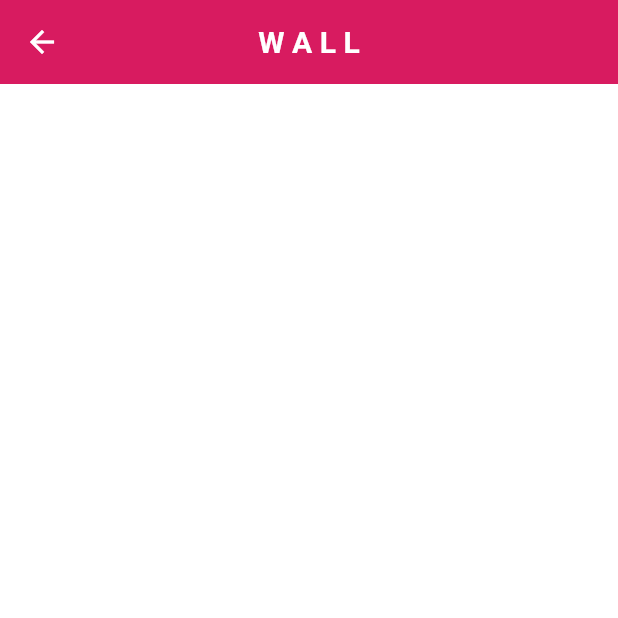
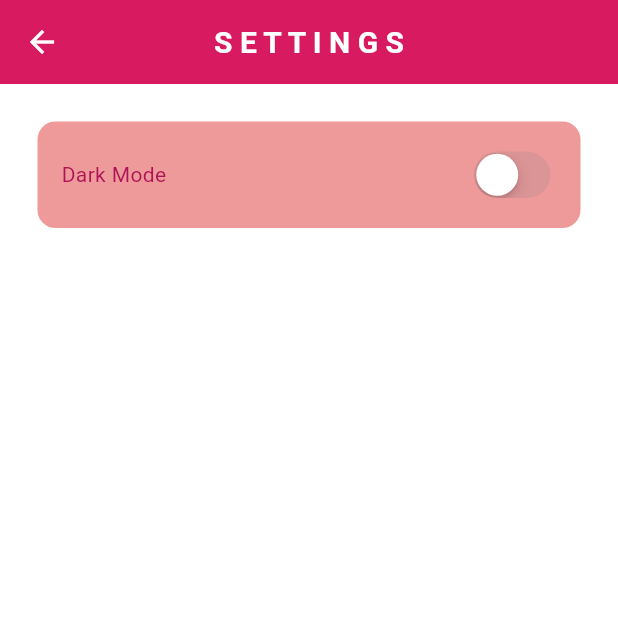
Before and after one commit to Sandeepa200/minimal_social_media_app, a Flutter app: the SettingsScreen screen opened by its route, on a phone screen of 412 x 824 dp, the top half of it. Run offline on Flutter 3.47's test engine with Material 3 defaults, Android fonts, the phone set to English and light mode, and no system bars; our stand-ins replace cloud_firestore, firebase_auth, firebase_core, geocoding, geolocator, lottie; accounts and stored records are empty.

Commit message:
completed theme change button on settings

```diff
--- a/lib/screens/settings_screen.dart
+++ b/lib/screens/settings_screen.dart
@@ -1,4 +1,7 @@
+import 'package:flutter/cupertino.dart';
 import 'package:flutter/material.dart';
+import 'package:minimal_social_media_app/theme/theme_provider.dart';
+import 'package:provider/provider.dart';
 
 class SettingsScreen extends StatelessWidget {
   const SettingsScreen({super.key});
@@ -7,8 +10,29 @@ class SettingsScreen extends StatelessWidget {
   Widget build(BuildContext context) {
     return Scaffold(
       appBar: AppBar(
-        title: const Text("W A L L"),
+        title: const Text("S E T T I N G S"),
         centerTitle: true,
+      ),
+      body: Container(
+        decoration: BoxDecoration(
+          color: Theme.of(context).colorScheme.tertiary,
+          borderRadius: BorderRadius.circular(12),
+        ),
+        margin: const EdgeInsets.all(25),
+        padding: const EdgeInsets.all(16),
+        child: Row(
+          mainAxisAlignment: MainAxisAlignment.spaceBetween,
+          children: [
+            const Text("Dark Mode"),
+            CupertinoSwitch(
+              value: Provider.of<ThemeProvider>(context, listen: false)
+                  .isDarkModeEnabled,
+              onChanged: (value) =>
+                  Provider.of<ThemeProvider>(context, listen: false)
+                      .toggleTheme(),
+            )
+          ],
+        ),
       ),
     );
   }
--- /dev/null
+++ b/lib/theme/theme_provider.dart
@@ -0,0 +1,24 @@
+import 'package:flutter/material.dart';
+import 'package:minimal_social_media_app/theme/dark_mode.dart';
+import 'package:minimal_social_media_app/theme/light_mode.dart';
+
+class ThemeProvider extends ChangeNotifier {
+  ThemeData _themeData = lightMode;
+
+  ThemeData get themeData => _themeData;
+
+  bool get isDarkModeEnabled => _themeData == darkMode;
+
+  set themeData(ThemeData themeData) {
+    _themeData = themeData;
+    notifyListeners();
+  }
+
+  void toggleTheme() {
+    if (_themeData == lightMode) {
+      themeData = darkMode;
+    } else {
+      themeData = lightMode;
+    }
+  }
+}
--- a/pubspec.yaml
+++ b/pubspec.yaml
@@ -42,6 +42,7 @@ dependencies:
   geolocator: ^13.0.1
   geocoding: ^3.0.0
   lottie: ^3.1.2
+  provider: ^6.1.2
 
 dev_dependencies:
   flutter_test:
```
Also changed, not shown: lib/main.dart (+8 -3 lines), pubspec.lock.
